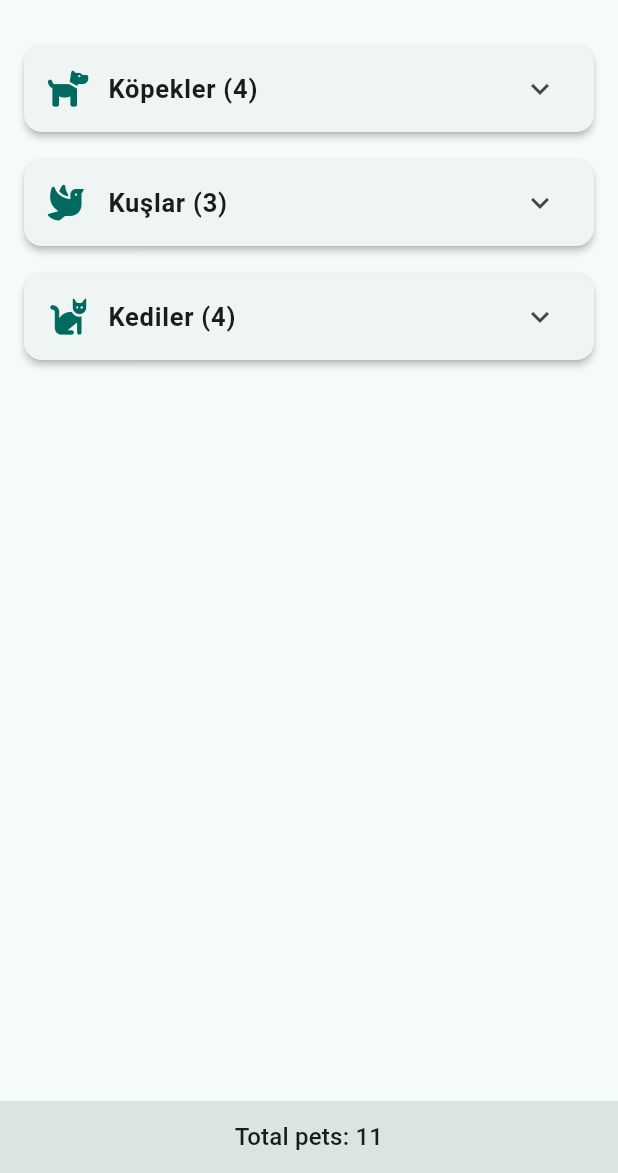
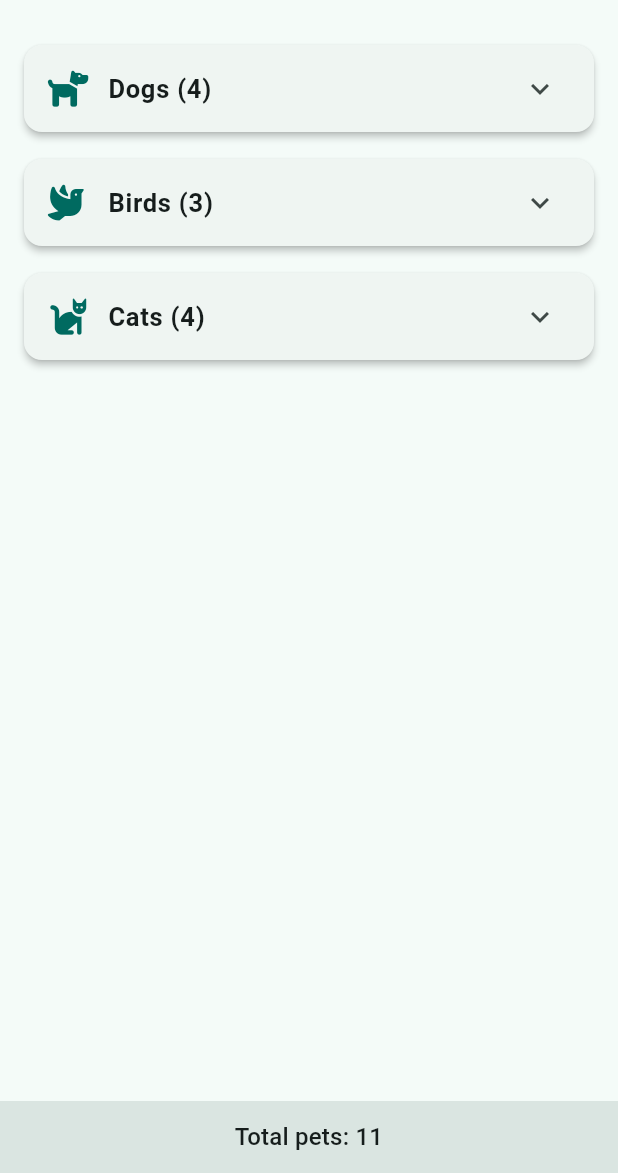
Before and after one commit to bahardemirkan/smart_pet_manager, a Flutter app: the screen it shows after launch, on a phone screen of 412 x 824 dp, the part 63-1236 px from its top. Run offline on Flutter 3.47's test engine with Material 3 defaults, Android fonts, the phone set to English and light mode, and no system bars; our stand-ins replace font_awesome_flutter.

Commit message:
dil değiştirildi ve oop arttırıldı

```diff
--- a/lib/main.dart
+++ b/lib/main.dart
@@ -1,6 +1,8 @@
 // lib/main.dart
 // BIM493 Mobile Programming I – Assignment #2
 // Smart Pet Manager App in Flutter (uses local asset images)
+// GÜNCELLEME: Davranışlar artık Constructor (Kurucu Metot) üzerinden
+// "Dependency Injection" ile enjekte ediliyor.
 
 import 'package:flutter/material.dart';
 import 'package:font_awesome_flutter/font_awesome_flutter.dart';
@@ -8,15 +10,6 @@ import 'package:font_awesome_flutter/font_awesome_flutter.dart';
 void main() {
   runApp(const SmartPetManagerApp());
 }
-
-abstract class Friendly {
-  String beFriendly();
-}
-
-mixin Flyable {
-  String fly() => "I can fly high in the sky!";
-}
-
 abstract class Pet {
   static int totalPets = 0;
 
@@ -24,78 +17,154 @@ abstract class Pet {
   final int age;
   final String species;
   final String? imageAsset;
+  final String sound;
+  final String friendlyBehavior;
+  final String specialAction;
 
-  Pet({required this.name, required this.age, required this.species, this.imageAsset}) {
+
+  Pet({
+    required this.name,
+    required this.age,
+    required this.species,
+    this.imageAsset,
+    required this.sound,
+    required this.friendlyBehavior,
+    required this.specialAction,
+  }) {
     Pet.totalPets++;
   }
 
-  Pet.young({required String name, required String species, this.imageAsset})
-      : name = name,
+  Pet.young({
+    required String name,
+    required String species,
+    this.imageAsset,
+    required this.sound,
+    required this.friendlyBehavior,
+    required this.specialAction,
+  })  : name = name,
         age = 1,
         species = species {
     Pet.totalPets++;
   }
 
-  String makeSound();
-
   String info() => "${this.name} is a ${this.species} aged ${this.age}";
 }
 
-class Dog extends Pet implements Friendly {
+class Dog extends Pet {
   final String breed;
 
-  Dog({required String name, required int age, this.breed = "Mixed", String? imageAsset})
-      : super(name: name, age: age, species: "Dog", imageAsset: imageAsset);
+  Dog({
+    required String name,
+    required int age,
+    this.breed = "Mixed",
+    String? imageAsset,
+    String? customSound,
+    String? customFriendly,
+    String? customSpecial,
+  }) : super(
+          name: name,
+          age: age,
+          species: "Dog",
+          imageAsset: imageAsset,
+          sound: customSound ?? "Woof!",
+          friendlyBehavior: customFriendly ?? "Wags tail and brings a toy.",
+          specialAction: customSpecial ?? "$name is fetching the ball!",
+        );
 
-  Dog.rescue(String name, {String? imageAsset})
-      : breed = "Rescue",
-        super(name: name, age: 2, species: "Dog", imageAsset: imageAsset);
+  Dog.rescue(
+    String name, {
+    String? imageAsset,
+    String? customSpecial,
+  })  : breed = "Rescue",
+        super(
+          name: name,
+          age: 2,
+          species: "Dog",
+          imageAsset: imageAsset,
 
-  @override
-  String makeSound() => "Woof!";
-
-  @override
-  String beFriendly() => "Wags tail and brings a toy.";
-
-  String fetch() => "${this.name} is fetching the ball!";
+          sound: "Woof! (Rescued!)",
+          friendlyBehavior: "Rubs thankfully against your leg.",
+          specialAction: customSpecial ?? "$name is happy to be safe!",
+        );
 }
 
-class Cat extends Pet implements Friendly {
+class Cat extends Pet {
   final bool indoor;
 
-  Cat({required String name, required int age, this.indoor = true, String? imageAsset})
-      : super(name: name, age: age, species: "Cat", imageAsset: imageAsset);
+  Cat({
+    required String name,
+    required int age,
+    this.indoor = true,
+    String? imageAsset,
+    String? customSound,
+    String? customFriendly,
+    String? customSpecial,
+  }) :
+        super(
+          name: name,
+          age: age,
+          species: "Cat",
+          imageAsset: imageAsset,
+          sound: customSound ?? "Meow~",
+          friendlyBehavior: customFriendly ?? "Purrs and rubs against your leg.",
+          specialAction: customSpecial ?? "$name is scratching the post.",
+        );
 
-  Cat.kitten(String name, {bool indoor = true, String? imageAsset})
-      : indoor = indoor,
-        super(name: name, age: 1, species: "Cat", imageAsset: imageAsset);
-
-  @override
-  String makeSound() => "Meow~";
-
-  @override
-  String beFriendly() => "Purrs and rubs against your leg.";
-
-  String scratch() => "${this.name} is scratching the post.";
+  Cat.kitten({
+    required String name,
+    this.indoor = true,
+    String? imageAsset,
+    String? customSpecial,
+  }) :
+        super.young(
+          name: name,
+          species: "Cat",
+          imageAsset: imageAsset,
+          sound: "Mew!",
+          friendlyBehavior: "Plays with a string.",
+          specialAction: customSpecial ?? "$name is chasing a toy mouse.",
+        );
 }
 
-class Bird extends Pet with Flyable implements Friendly {
+
+class Bird extends Pet {
   final String color;
 
-  Bird({required String name, required int age, this.color = "Green", String? imageAsset})
-      : super(name: name, age: age, species: "Bird", imageAsset: imageAsset);
+  Bird({
+    required String name,
+    required int age,
+    this.color = "Green",
+    String? imageAsset,
+    String? customSound,
+    String? customFriendly,
+    String? customSpecial,
+  }) :
+        super(
+          name: name,
+          age: age,
+          species: "Bird",
+          imageAsset: imageAsset,
+          sound: customSound ?? "Chirp! Chirp!",
+          friendlyBehavior:
+              customFriendly ?? "Sits on your shoulder and whistles.",
+          specialAction: customSpecial ?? "I can fly high in the sky!",
+        );
 
-  Bird.parrot(String name, {String color = "Multi", String? imageAsset})
-      : color = color,
-        super(name: name, age: 3, species: "Bird", imageAsset: imageAsset);
-
-  @override
-  String makeSound() => "Chirp! Chirp!";
-
-  @override
-  String beFriendly() => "Sits on your shoulder and whistles.";
-
-  String hop() => "${this.name} is hopping around.";
+  Bird.parrot({
+    required String name,
+    this.color = "Multi",
+    String? imageAsset,
+    String? customSpecial,
+  }) :
+        super(
+          name: name,
+          age: 3,
+          species: "Bird",
+          imageAsset: imageAsset,
+          sound: "Polly wants a cracker!",
+          friendlyBehavior: "Mimics your voice.",
+          specialAction: customSpecial ?? "$name is talking!",
+        );
 }
 
 class SmartPetManagerApp extends StatelessWidget {
@@ -114,11 +183,6 @@ class SmartPetManagerApp extends StatelessWidget {
     );
   }
 }
-
-// ---------------------------------------------------
-// DEĞİŞİKLİKLER BU SINIFTA BAŞLIYOR
-// ---------------------------------------------------
-
 class PetHomePage extends StatefulWidget {
   const PetHomePage({super.key});
 
@@ -133,29 +197,84 @@ class _PetHomePageState extends State<PetHomePage> {
   void initState() {
     super.initState();
 
-    // `Pet.totalPets`'in her "hot reload"da artmasını önlemek için
-    // sayaç burada sıfırlanır ve liste yeniden oluşturulur.
     Pet.totalPets = 0;
 
     pets = [
-      Dog(name: "Mina", age: 4, breed: "Golden Retriever", imageAsset: 'assets/images/dog.png'),
-      Cat.kitten("Eva", imageAsset: 'assets/images/eva.png'),
-      Bird.parrot("Necmi", color: "Blue & White", imageAsset: 'assets/images/necmi.png'),
-      Dog.rescue("sherlock", imageAsset: 'assets/images/köpke2.png'),
-      Dog(name:"Mühendis", age: 4, imageAsset: "assets/images/çalışkanKöpek.jpeg"),
-      Cat(name: "Doktor", age: 3, imageAsset: 'assets/images/doktorKedi.jpeg'),
-      Bird(name:"Çavuş", age: 3, imageAsset: "assets/images/bordoBereli.jpeg"),
-      Bird(name: "Kriminal Kuşlar", age: 1, imageAsset: "assets/images/KriminalKuşlar.jpeg"),
-      Cat(name: "Şaşkaloz", age: 6, imageAsset: "assets/images/şaşkınKedi.jpeg"),
-      Dog(name: "Turist Köpekler", age: 4,imageAsset: "assets/images/TuristKöpekler.jpeg"),
-      Cat(name: "Kriptonlu", age: 1789, imageAsset: "assets/images/uzaylıKedi.jpeg")
+      Dog(
+        name: "Mina",
+        age: 4,
+        breed: "Golden Retriever",
+        imageAsset: 'assets/images/dog.png',
+        customSpecial: "Mina can catch the ball in the air!",
+      ),
+      Cat.kitten(
+        name: "Eva",
+        imageAsset: 'assets/images/eva.png',
+        customSpecial: "Eva is sleeping on the keyboard.",
+      ),
+      Bird.parrot(
+        name: "Necmi",
+        color: "Blue & White",
+        imageAsset: 'assets/images/necmi.png',
+        customSpecial: "Necmi is swearing in Turkish!",
+      ),
+      Dog.rescue(
+        "Sherlock",
+        imageAsset: 'assets/images/kopke2.png',
+      ),
+      Dog(
+        name: "Engineer",
+        age: 4,
+        imageAsset: "assets/images/caliskankopek.jpeg",
+        customSound: "Working on it",
+        customFriendly: "dont touch me, dont talk to me",
+        customSpecial: "Engineer want to drink yellow cola."
+      ),
+      Cat(
+        name: "Doctor",
+        age: 3,
+        imageAsset: 'assets/images/doktorKedi.jpeg',
+        customSound: "drink water"
+      ),
+      Bird(
+        name: "Captain",
+        age: 3,
+        imageAsset: "assets/images/bordoBereli.jpeg",
+        customSpecial: "Captain is on patrol.",
+        customFriendly: "Gives a sharp salute.",
+      ),
+      Bird(
+        name: "Criminal Birds",
+        age: 1,
+        imageAsset: "assets/images/KriminalKuslar.jpeg",
+        customSound: "give me the money!",
+        customSpecial: "Criminal Birds is investigating a crime scene.",
+      ),
+      Cat(
+        name: "Shocked",
+        age: 6,
+        imageAsset: "assets/images/şaşkınKedi.jpeg",
 
+      ),
+      Dog(
+        name: "Tourist Dogs",
+        age: 4,
+        imageAsset: "assets/images/TuristKöpekler.jpeg",
+        customSpecial: "Tourist dogs is taking a selfie.",
+      ),
+      Cat(
+        name: "kryptonian",
+        age: 1789,
+        imageAsset: "assets/images/uzaylıKedi.jpeg",
+        customSound: "Zorp~",
+        customFriendly: "Telepathically projects friendship.",
+        customSpecial: "Kriptonlu is levitating.",
+      )
     ];
   }
 
   @override
   Widget build(BuildContext context) {
-    // Evcil hayvanları türlerine göre filtreliyoruz
     final dogs = pets.whereType<Dog>().toList();
     final cats = pets.whereType<Cat>().toList();
     final birds = pets.whereType<Bird>().toList();
@@ -167,43 +286,29 @@ class _PetHomePageState extends State<PetHomePage> {
       body: Column(
         children: [
           Expanded(
-            // Orijinal ListView.separated yerine ExpansionTile'ları
-            // tutan bir ListView kullanıyoruz.
             child: ListView(
               padding: const EdgeInsets.all(12),
               children: [
-
-                // 1. Köpekler Bölümü (İsteğinize göre)
                 _buildPetExpansionTile(
-                  title: 'Köpekler',
+                  title: 'Dogs',
                   icon: FontAwesomeIcons.dog,
                   pets: dogs,
                 ),
-
-                const SizedBox(height: 10), // Bölümler arasına boşluk
-
-                // 2. Kuşlar Bölümü (İsteğinize göre)
+                const SizedBox(height: 10),
                 _buildPetExpansionTile(
-                  title: 'Kuşlar',
+                  title: 'Birds',
                   icon: FontAwesomeIcons.dove,
                   pets: birds,
                 ),
-
-                const SizedBox(height: 10), // Bölümler arasına boşluk
-
-                // 3. Kediler Bölümü (İsteğinize göre)
+                const SizedBox(height: 10),
                 _buildPetExpansionTile(
-                  title: 'Kediler',
+                  title: 'Cats',
                   icon: FontAwesomeIcons.cat,
                   pets: cats,
                 ),
-
-
               ],
             ),
           ),
-
-          // --- Alt Toplam Bilgisi (Aynı kalıyor) ---
           SafeArea(
             top: false,
             child: Container(
@@ -222,33 +327,27 @@ class _PetHomePageState extends State<PetHomePage> {
     );
   }
 
-  // ExpansionTile (Akordiyon) widget'ı oluşturmak için yardımcı bir metot
   Widget _buildPetExpansionTile({
     required String title,
     required IconData icon,
     required List<Pet> pets,
   }) {
-    // Eğer o türde hayvan yoksa, o bölümü hiç gösterme
     if (pets.isEmpty) {
       return const SizedBox.shrink();
     }
 
     return Card(
-      elevation: 2, // Hafif bir gölge
+      elevation: 2,
       shape: RoundedRectangleBorder(borderRadius: BorderRadius.circular(12)),
-      clipBehavior: Clip.antiAlias, // Card'ın köşelerini içeriğe uygulamak için
+      clipBehavior: Clip.antiAlias,
       child: ExpansionTile(
-        // Başlangıçta kapalı olması için
         initiallyExpanded: false,
         leading: Icon(icon, color: Theme.of(context).colorScheme.primary),
         title: Text(
-          '$title (${pets.length})', // Başlıkta o türden kaç hayvan olduğunu da yazalım
+          '$title (${pets.length})',
           style: const TextStyle(fontWeight: FontWeight.w600, fontSize: 17),
         ),
-
-        // Açılınca gösterilecek widget listesi (PetCard'lar)
         children: pets.map((pet) {
-          // Kartların kenarlardan biraz içeride olması için Padding ekliyoruz
           return Padding(
             padding: const EdgeInsets.fromLTRB(16, 0, 16, 12),
             child: PetCard(pet: pet),
@@ -259,13 +358,6 @@ class _PetHomePageState extends State<PetHomePage> {
   }
 }
 
-// ---------------------------------------------------
-// DEĞİŞİKLİKLER BURADA BİTİYOR
-// ---------------------------------------------------
-
-
-// ... (Diğer sınıflar aynı) ...
-
 class PetCard extends StatelessWidget {
   final Pet pet;
   const PetCard({super.key, required this.pet});
@@ -274,40 +366,29 @@ class PetCard extends StatelessWidget {
   Widget build(BuildContext context) {
     final theme = Theme.of(context);
 
-    String specialBehavior(Pet p) {
-      if (p is Dog) return p.fetch();
-      if (p is Cat) return p.scratch();
-      if (p is Bird) return p.fly();
-      return '';
-    }
-
-    String friendlyAction(Pet p) => (p is Friendly) ? (p as Friendly).beFriendly() : '';
-
     return Card(
       elevation: 3,
       shape: RoundedRectangleBorder(borderRadius: BorderRadius.circular(16)),
       child: Padding(
         padding: const EdgeInsets.all(16.0),
         child: Column(
-          // 1. DEĞİŞİKLİK: Tüm çocukları (Row, Image, Text) yatayda ortala
           crossAxisAlignment: CrossAxisAlignment.center,
           children: [
             Row(
-              // 2. DEĞİŞİKLİK: Row'un genişliğini minimuma indir ki
-              // Column onu bir bütün olarak ortalayabilsin.
               mainAxisSize: MainAxisSize.min,
               children: [
                 Icon(_iconFor(pet), size: 28, color: theme.colorScheme.primary),
                 const SizedBox(width: 8),
                 Text(
                   '${pet.species}: ${pet.name}',
-                  style: theme.textTheme.titleLarge?.copyWith(fontWeight: FontWeight.w700),
+                  style: theme.textTheme.titleLarge
+                      ?.copyWith(fontWeight: FontWeight.w700),
                 ),
               ],
             ),
             if (pet.imageAsset != null) ...[
               const SizedBox(height: 10),
-              Center( // Resim zaten Center içindeydi, bu ayarda da düzgün çalışır
+              Center(
                 child: ClipRRect(
                   borderRadius: BorderRadius.circular(12),
                   child: Image.asset(
@@ -320,13 +401,14 @@ class PetCard extends StatelessWidget {
               ),
             ],
             const SizedBox(height: 8),
-            Text(pet.info()), // Bu artık ortalanacak
+            Text(pet.info()),
             const SizedBox(height: 8),
-            Text('Sound: ${pet.makeSound()}'), // Bu artık ortalanacak
+            // Artık metotları değil, doğrudan 'final' alanları okuyoruz.
+            Text('Sound: ${pet.sound}'),
             const SizedBox(height: 8),
-            Text('Special: ${specialBehavior(pet)}'), // Bu artık ortalanacak
+            Text('Special: ${pet.specialAction}'),
             const SizedBox(height: 8),
-            Text('Friendly: ${friendlyAction(pet)}'), // Bu artık ortalanacak
+            Text('Friendly: ${pet.friendlyBehavior}'),
           ],
         ),
       ),
```
Also changed, not shown: assets/images/KriminalKuslar.jpeg (renamed from assets/images/KriminalKuşlar.jpeg), assets/images/TuristKopekler.jpeg (renamed from assets/images/TuristKöpekler.jpeg), assets/images/caliskankopek.jpeg (renamed from assets/images/çalışkanKöpek.jpeg), assets/images/kopke2.png (renamed from assets/images/köpke2.png), assets/images/saskinKedi.jpeg (renamed from assets/images/şaşkınKedi.jpeg), 1 other file.
